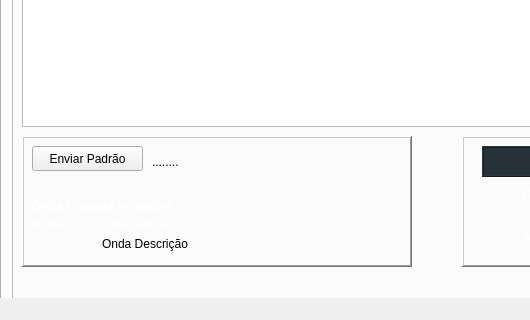
Old version of the form forms/mainwindow.ui in the repository jcoli/injector-interface; both pictures show x 0 to 530 and y 330 to 650 of the 880 by 650 pixel window.
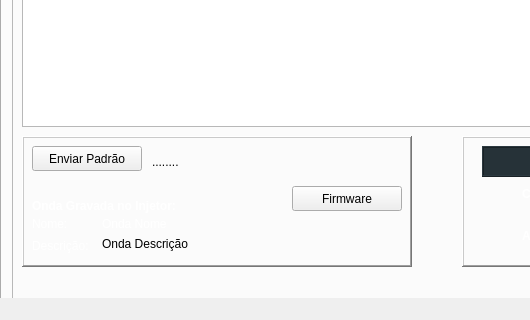
New version of the form. Icons and pictures are not drawn. Custom widgets are drawn as their Qt base class.

What changed in the file:
```diff
--- a/forms/mainwindow.ui
+++ b/forms/mainwindow.ui
@@ -488,7 +488,7 @@
          <rect>
           <x>10</x>
           <y>10</y>
-          <width>111</width>
+          <width>110</width>
           <height>25</height>
          </rect>
         </property>
@@ -512,6 +512,19 @@
          <string>........</string>
         </property>
        </widget>
+       <widget class="QPushButton" name="btn_firmware">
+        <property name="geometry">
+         <rect>
+          <x>270</x>
+          <y>50</y>
+          <width>110</width>
+          <height>25</height>
+         </rect>
+        </property>
+        <property name="text">
+         <string>Firmware</string>
+        </property>
+       </widget>
       </widget>
       <widget class="QFrame" name="frame_14">
        <property name="geometry">
```
Left out of the diff: 83 changed lines with no effect on the pictures.
